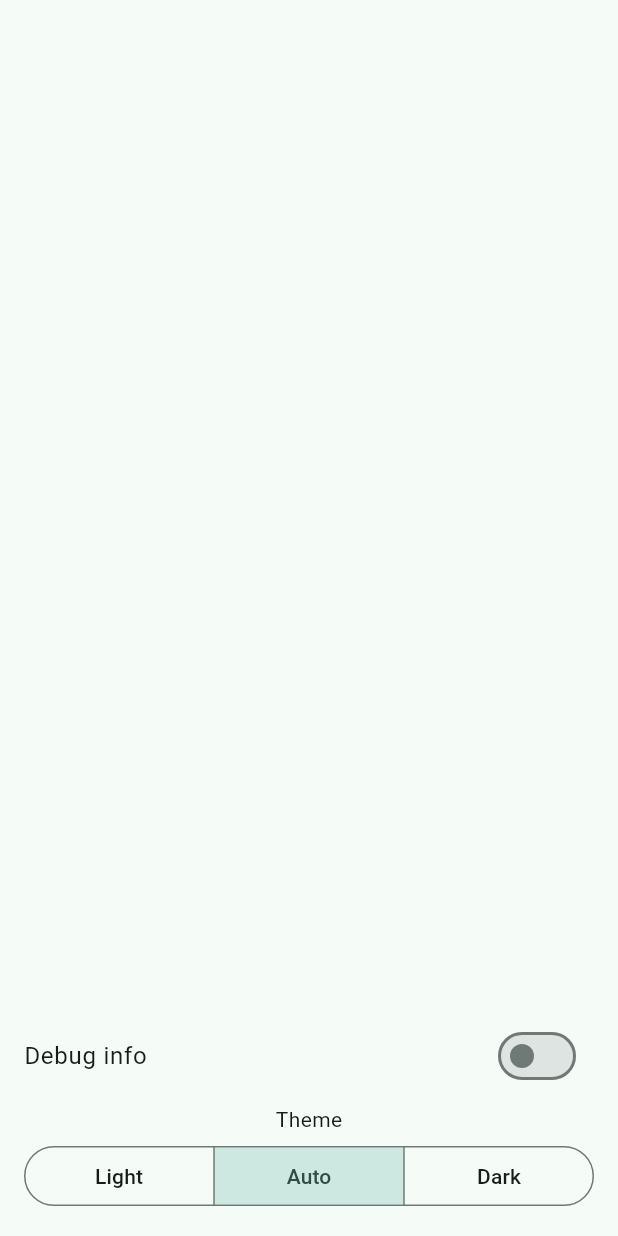
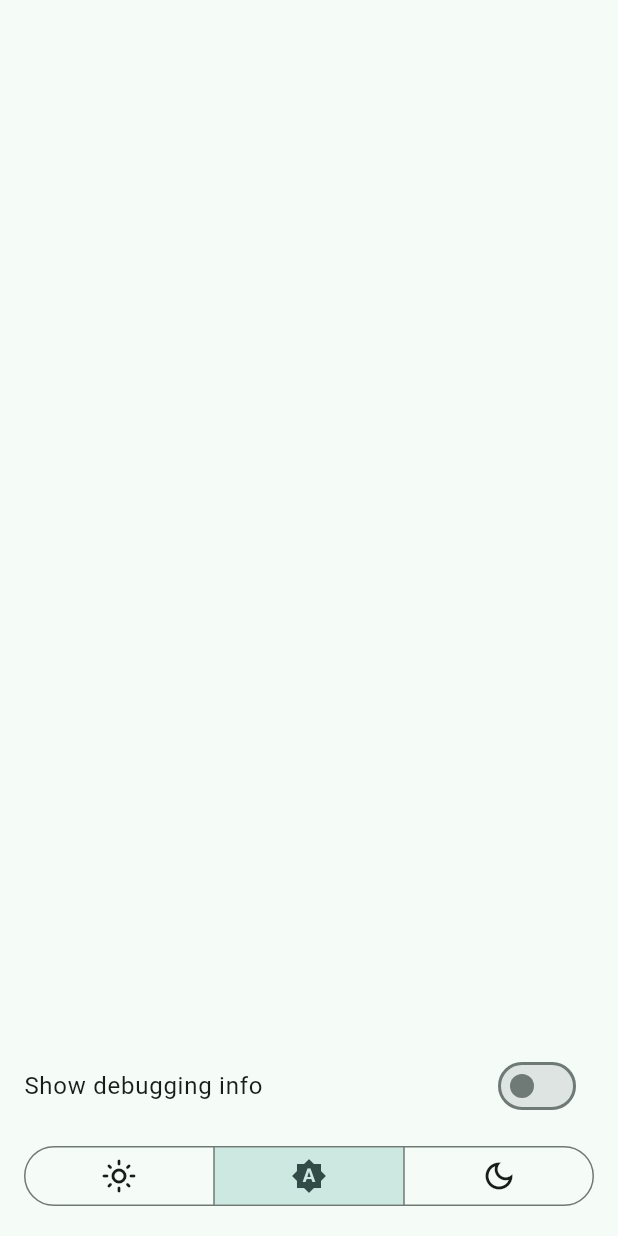
Before and after one commit to lonelyteapot/open-transit-app, a Flutter app: the DrawerContent widget shown alone on an empty page, opened directly, on a phone screen of 412 x 824 dp. Run offline on Flutter 3.47's test engine with Material 2 defaults, Android fonts, the phone set to English and light mode, and no system bars; our stand-ins replace dio, flutter_map, flutter_riverpod, freezed_annotation, go_router, latlong2 and 4 more; missing offline and left inert: dart:html, flutter_map_cancellable_tile_provider; accounts and stored records are empty; generated files the repository leaves out were written again.

Commit message:
Change theme selector

```diff
--- a/lib/src/home/drawer_widget.dart
+++ b/lib/src/home/drawer_widget.dart
@@ -1,65 +1,41 @@
 import 'package:flutter/foundation.dart';
 import 'package:flutter/material.dart';
 import 'package:flutter_riverpod/flutter_riverpod.dart';
+import 'package:riverpod_annotation/riverpod_annotation.dart';
 import 'package:url_launcher/link.dart';
 
 import '../settings/settings_provider.dart';
 import '../web_utils/web_utils.dart';
 
-final _apkDownloadUrl =
-    WebUtils.instance?.getBaseUrl()?.resolve('open-transit-app.apk');
+part 'drawer_widget.g.dart';
+
+@riverpod
+Uri? apkDownloadUrl(ApkDownloadUrlRef ref) {
+  // Non-null only on Web
+  return WebUtils.instance?.getBaseUrl()?.resolve('open-transit-app.apk');
+}
 
 class DrawerContent extends ConsumerWidget {
   const DrawerContent({super.key});
 
-  bool _shouldShowAndroidAppDownloadLink() {
-    return _apkDownloadUrl != null &&
-        defaultTargetPlatform != TargetPlatform.iOS;
-  }
-
   @override
   Widget build(BuildContext context, WidgetRef ref) {
+    final apkDownloadUrl = ref.watch(apkDownloadUrlProvider);
     return Column(
       crossAxisAlignment: CrossAxisAlignment.stretch,
       children: [
-        if (_shouldShowAndroidAppDownloadLink())
-          _AndroidAppDownloadLink(url: _apkDownloadUrl),
+        if (apkDownloadUrl != null)
+          _AndroidAppDownloadLink(url: apkDownloadUrl),
         const Spacer(),
         SwitchListTile(
-          title: const Text('Debug info'),
+          title: const Text('Show debugging info'),
           value: ref.watch(settingsProvider).showDebugInfo,
           onChanged: (value) {
             ref.read(settingsProvider.notifier).setShowDebugInfo(value);
           },
         ),
-        const Padding(
-          padding: EdgeInsets.symmetric(vertical: 4),
-          child: Center(child: Text('Theme')),
-        ),
-        Padding(
-          padding: const EdgeInsets.all(16).copyWith(top: 0),
-          child: SegmentedButton<ThemeMode>(
-            showSelectedIcon: false,
-            selected: {ref.watch(settingsProvider).themeMode},
-            onSelectionChanged: (value) {
-              ref.read(settingsProvider.notifier).setThemeMode(value.single);
-            },
-            segments: const [
-              ButtonSegment(
-                value: ThemeMode.light,
-                label: Text('Light'),
-              ),
-              ButtonSegment(
-                value: ThemeMode.system,
-                label: Text('Auto'),
-              ),
-              ButtonSegment(
-                value: ThemeMode.dark,
-                label: Text('Dark'),
-              ),
-            ],
-          ),
-        ),
+        const SizedBox(height: 8),
+        const _ThemeSelector(),
       ],
     );
   }
@@ -73,7 +49,6 @@ class _AndroidAppDownloadLink extends StatelessWidget {
   final Uri? url;
 
   Widget? _buildSubtitle() {
-    assert(kIsWeb, 'Expected to be on the web platform');
     if (defaultTargetPlatform == TargetPlatform.android) {
       return const Text('for smoother experience');
     }
@@ -96,3 +71,57 @@ class _AndroidAppDownloadLink extends StatelessWidget {
     );
   }
 }
+
+class _ThemeSelector extends ConsumerWidget {
+  const _ThemeSelector({
+    // ignore: unused_element
+    super.key,
+  });
+
+  @override
+  Widget build(BuildContext context, WidgetRef ref) {
+    final themeMode = ref.watch(settingsProvider).themeMode;
+    return Padding(
+      padding: const EdgeInsets.symmetric(horizontal: 16).copyWith(bottom: 16),
+      child: SegmentedButton<ThemeMode>(
+        showSelectedIcon: false,
+        selected: {themeMode},
+        onSelectionChanged: (value) {
+          ref.read(settingsProvider.notifier).setThemeMode(value.single);
+        },
+        style: const ButtonStyle(
+          iconSize: MaterialStatePropertyAll<double>(24),
+        ),
+        segments: [
+          ButtonSegment(
+            value: ThemeMode.light,
+            icon: Icon(
+              themeMode == ThemeMode.light
+                  ? Icons.light_mode
+                  : Icons.light_mode_outlined,
+            ),
+            tooltip: 'Switch to light theme',
+          ),
+          ButtonSegment(
+            value: ThemeMode.system,
+            icon: Icon(
+              themeMode == ThemeMode.system
+                  ? Icons.brightness_auto
+                  : Icons.brightness_auto_outlined,
+            ),
+            tooltip: 'Switch to system-defined theme',
+          ),
+          ButtonSegment(
+            value: ThemeMode.dark,
+            icon: Icon(
+              themeMode == ThemeMode.dark
+                  ? Icons.dark_mode
+                  : Icons.dark_mode_outlined,
+            ),
+            tooltip: 'Switch to dark theme',
+          ),
+        ],
+      ),
+    );
+  }
+}
```
Also changed, not shown: lib/src/home/drawer_widget.g.dart (added).
